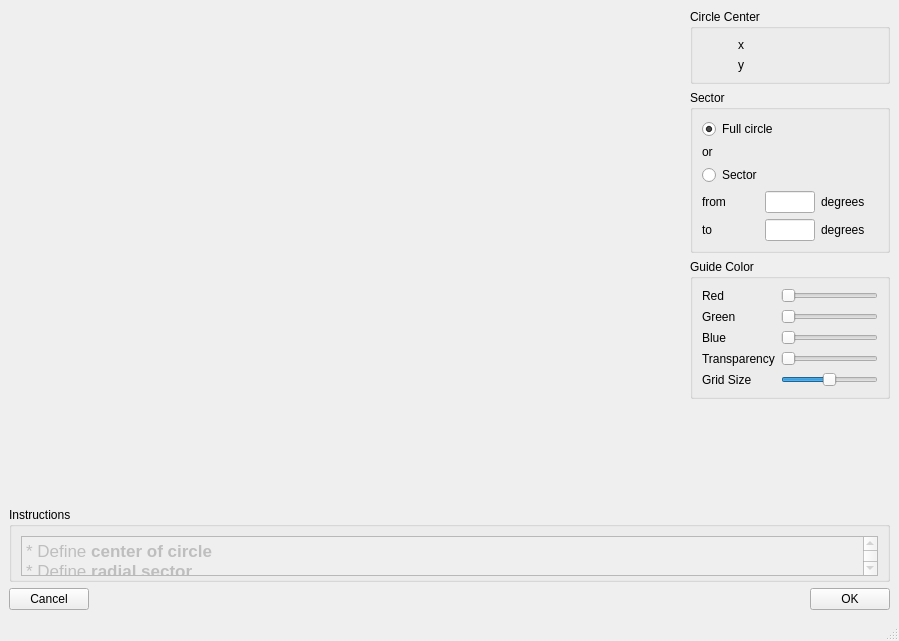
neutronimaging/python_notebooks, file ui/ui_radial_profile.ui: the form before one commit.
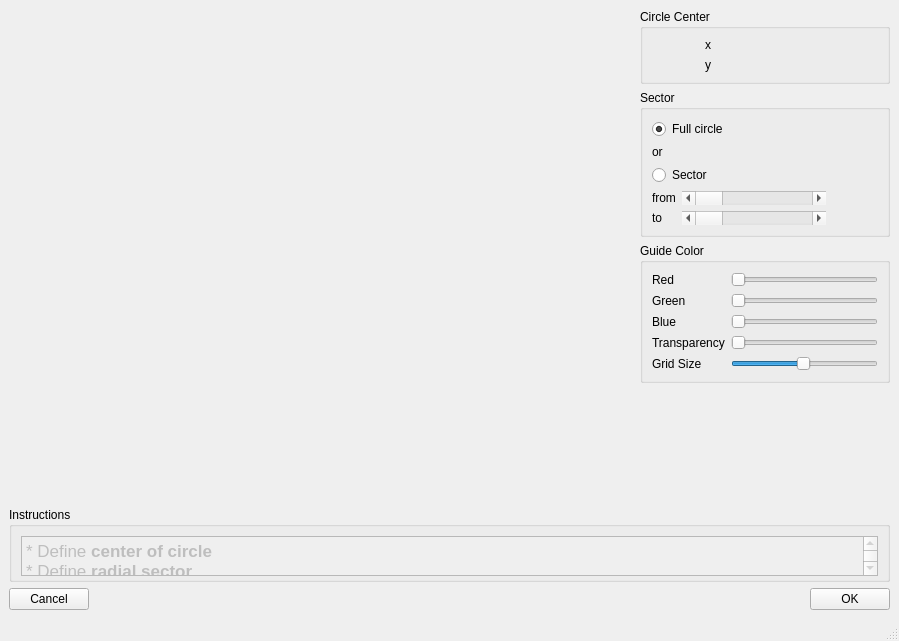
The form after the commit.

What changed in the file:
```diff
--- a/ui/ui_radial_profile.ui
+++ b/ui/ui_radial_profile.ui
@@ -39,7 +39,7 @@
           </property>
           <property name="maximumSize">
            <size>
-            <width>200</width>
+            <width>250</width>
             <height>16777215</height>
            </size>
           </property>
@@ -118,7 +118,7 @@
           </property>
           <property name="maximumSize">
            <size>
-            <width>200</width>
+            <width>250</width>
             <height>16777215</height>
            </size>
           </property>
@@ -152,27 +152,25 @@
            </item>
            <item>
             <layout class="QGridLayout" name="gridLayout_2">
-             <item row="0" column="0">
-              <widget class="QLabel" name="sector_from_label">
-               <property name="text">
-                <string>from</string>
-               </property>
-              </widget>
-             </item>
-             <item row="0" column="1">
-              <widget class="QLineEdit" name="sector_from_value">
-               <property name="maximumSize">
-                <size>
-                 <width>50</width>
-                 <height>16777215</height>
-                </size>
-               </property>
-              </widget>
-             </item>
              <item row="0" column="2">
-              <widget class="QLabel" name="sector_from_units">
+              <widget class="QLabel" name="sector_from_value">
+               <property name="minimumSize">
+                <size>
+                 <width>30</width>
+                 <height>0</height>
+                </size>
+               </property>
+               <property name="maximumSize">
+                <size>
+                 <width>30</width>
+                 <height>16777215</height>
+                </size>
+               </property>
                <property name="text">
-                <string>degrees</string>
+                <string/>
+               </property>
+               <property name="alignment">
+                <set>Qt::AlignRight|Qt::AlignTrailing|Qt::AlignVCenter</set>
                </property>
               </widget>
              </item>
@@ -183,20 +181,72 @@
                </property>
               </widget>
              </item>
-             <item row="1" column="1">
-              <widget class="QLineEdit" name="sector_to_value">
-               <property name="maximumSize">
-                <size>
-                 <width>50</width>
-                 <height>16777215</height>
-                </size>
+             <item row="0" column="0">
+              <widget class="QLabel" name="sector_from_label">
+               <property name="text">
+                <string>from</string>
+               </property>
+              </widget>
+             </item>
+             <item row="0" column="1">
+              <widget class="QScrollBar" name="from_angle_slider">
+               <property name="sizePolicy">
+                <sizepolicy hsizetype="Expanding" vsizetype="Fixed">
+                 <horstretch>0</horstretch>
+                 <verstretch>0</verstretch>
+                </sizepolicy>
+               </property>
+               <property name="maximum">
+                <number>360</number>
+               </property>
+               <property name="orientation">
+                <enum>Qt::Horizontal</enum>
                </property>
               </widget>
              </item>
              <item row="1" column="2">
+              <widget class="QLabel" name="sector_to_value">
+               <property name="text">
+                <string/>
+               </property>
+               <property name="alignment">
+                <set>Qt::AlignRight|Qt::AlignTrailing|Qt::AlignVCenter</set>
+               </property>
+              </widget>
+             </item>
+             <item row="1" column="1">
+              <widget class="QScrollBar" name="to_angle_slider">
+               <property name="maximum">
+                <number>360</number>
+               </property>
+               <property name="orientation">
+                <enum>Qt::Horizontal</enum>
+               </property>
+              </widget>
+             </item>
+             <item row="0" column="3">
+              <widget class="QLabel" name="sector_from_units">
+               <property name="minimumSize">
+                <size>
+                 <width>10</width>
+                 <height>0</height>
+                </size>
+               </property>
+               <property name="maximumSize">
+                <size>
+                 <width>10</width>
+                 <height>16777215</height>
+                </size>
+               </property>
+               <property name="text">
+                <string/>
+               </property>
+              </widget>
+             </item>
+             <item row="1" column="3">
               <widget class="QLabel" name="sector_to_units">
                <property name="text">
-                <string>degrees</string>
+                <string/>
                </property>
               </widget>
              </item>
@@ -209,7 +259,7 @@
          <widget class="QGroupBox" name="groupBox_4">
           <property name="maximumSize">
            <size>
-            <width>200</width>
+            <width>250</width>
             <height>16777215</height>
            </size>
           </property>
```
Left out of the diff: 148 changed lines with no effect on the pictures.
